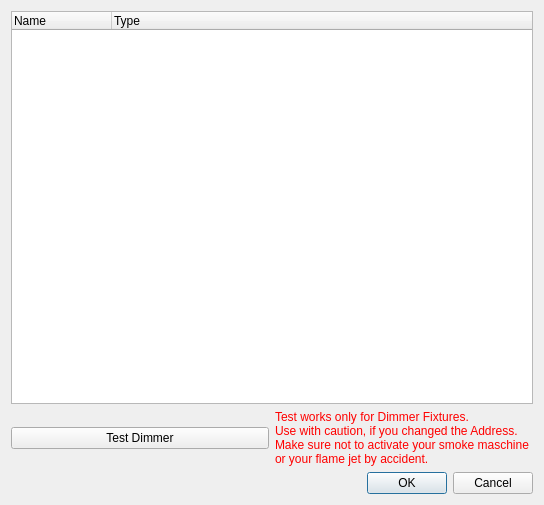
Old version of the form ui/src/softpatcheditor.ui in the repository mcallegari/qlcplus.
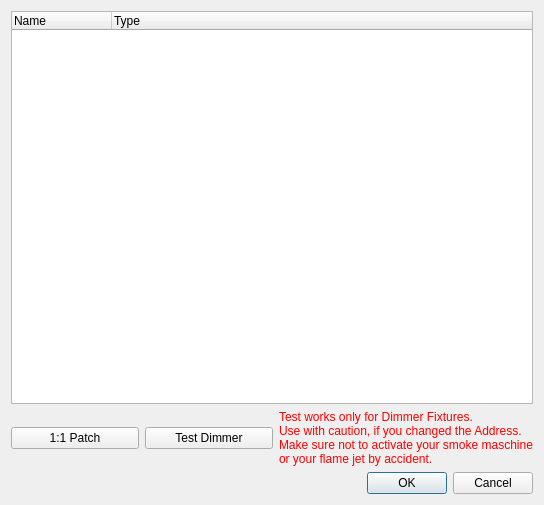
New version of the form. Icons and pictures are not drawn.

Commit message:
Softpatch now works on universe level, dumpOutput sends patched values instead of GMValues, GMValues stay internal provides: *patch saved in qxw files *reset patch / one to one patch *unpatch channels by assigning channel 0 in SoftpatchEditor
Todo:
*Gui improvements for patching multiple channels per dimmer
*Notification in FixtureManager that Address is patched
*Tests

```diff
--- a/ui/src/softpatcheditor.ui
+++ b/ui/src/softpatcheditor.ui
@@ -37,6 +37,13 @@
    </item>
    <item>
     <layout class="QHBoxLayout" name="horizontalLayout">
+     <item>
+      <widget class="QPushButton" name="m_oneToOneButton">
+       <property name="text">
+        <string>1:1 Patch</string>
+       </property>
+      </widget>
+     </item>
      <item>
       <widget class="QPushButton" name="m_testButton">
        <property name="text">
```
The commit also changes 7 other files.
